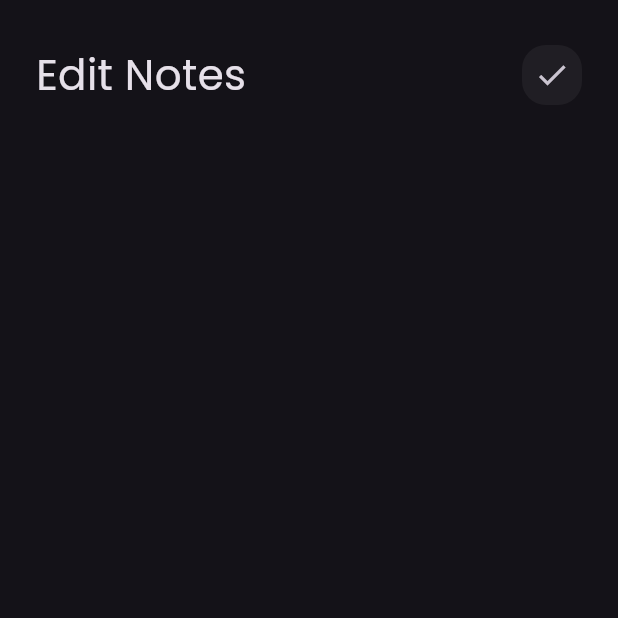
After one commit to Abdelrahman22aboshama/notes_app, a Flutter app: the screen it shows after launch, after a tap on "flutter tips", on a phone screen of 412 x 824 dp, the top half of it. The commit adds this screen. Run offline on Flutter 3.47's test engine with Material 3 defaults, Android fonts, the phone set to English and light mode, and no system bars.

Commit message:
edit notes view

```diff
--- a/lib/main.dart
+++ b/lib/main.dart
@@ -11,6 +11,7 @@ class NotesApp extends StatelessWidget {
   @override
   Widget build(BuildContext context) {
     return  MaterialApp(
+      debugShowCheckedModeBanner: false,
       theme: ThemeData(brightness: Brightness.dark,
       fontFamily: 'Poppins'),
       home: NotesView(),
--- /dev/null
+++ b/lib/views/edit_notes_view.dart
@@ -0,0 +1,14 @@
+import 'package:flutter/cupertino.dart';
+import 'package:flutter/material.dart';
+import 'package:notes_app/widgets/edit_notes_view_body.dart';
+
+class EditNotesView extends StatelessWidget {
+  const EditNotesView({super.key});
+
+  @override
+  Widget build(BuildContext context) {
+    return Scaffold(
+      body: EditNotesViewBody(),
+    );
+  }
+}
--- a/lib/widgets/custom_app_bar.dart
+++ b/lib/widgets/custom_app_bar.dart
@@ -1,16 +1,17 @@
 import 'package:flutter/cupertino.dart';
-import 'package:notes_app/widgets/custom_search_icon.dart';
+import 'package:notes_app/widgets/custom_icon.dart';
 
 class CustomAppBar extends StatelessWidget {
-  const CustomAppBar({super.key});
-
+  const CustomAppBar({super.key, required this.Title, required this.icon});
+final String Title ;
+final IconData icon ;
   @override
   Widget build(BuildContext context) {
-    return const Row(
+    return  Row(
       children: [
-        Text('Notes',style: TextStyle(fontSize: 28),),
+        Text(Title ,style: TextStyle(fontSize: 28),),
         Spacer(),
-        CustomSearchIcon(),
+        CustomIcon(icon: icon,),
       ],
     );
   }
--- a/lib/widgets/custom_search_icon.dart
+++ b/lib/widgets/custom_icon.dart
@@ -1,13 +1,16 @@
 import 'package:flutter/cupertino.dart';
 import 'package:flutter/material.dart';
 
-class CustomSearchIcon extends StatelessWidget {
-  const CustomSearchIcon({super.key});
-
+class CustomIcon extends StatelessWidget {
+  const CustomIcon({super.key, required this.icon});
+  final IconData icon ;
   @override
   Widget build(BuildContext context) {
     return Container(
-      child: Center(child: Icon(Icons.search)),
+      child: Center(child:
+       IconButton(onPressed:(){},
+       icon: Icon(icon),
+       )),
       decoration: BoxDecoration(
         borderRadius: BorderRadius.circular(16),
         color: Colors.white.withOpacity(0.05),
--- /dev/null
+++ b/lib/widgets/edit_notes_view_body.dart
@@ -0,0 +1,22 @@
+import 'package:flutter/cupertino.dart';
+import 'package:flutter/material.dart';
+import 'package:notes_app/widgets/custom_app_bar.dart';
+
+class EditNotesViewBody extends StatelessWidget {
+  const EditNotesViewBody({super.key});
+
+  @override
+  Widget build(BuildContext context) {
+    return const Padding(
+      padding:  EdgeInsets.symmetric(horizontal: 24),
+      child: Column(
+        children: [
+          SizedBox(height: 30,),
+          CustomAppBar(
+            Title: 'Edit Notes',
+            icon: Icons.check ,)
+        ],
+      ),
+    );
+  }
+}
--- a/lib/widgets/note_item.dart
+++ b/lib/widgets/note_item.dart
@@ -1,45 +1,62 @@
-import 'dart:math';
-
 import 'package:flutter/cupertino.dart';
 import 'package:flutter/material.dart';
+import 'package:notes_app/views/edit_notes_view.dart';
 
 class NoteItem extends StatelessWidget {
   const NoteItem({super.key});
 
   @override
   Widget build(BuildContext context) {
-    return
-    Container(
+    return GestureDetector(
+      onTap: () {
+        Navigator.push(
+          context,
+          MaterialPageRoute(
+            builder: (context) {
+              return EditNotesView();
+            },
+          ),
+        );
+      },
+      child: Container(
         decoration: BoxDecoration(
           borderRadius: BorderRadius.circular(16),
           color: Colors.amber,
         ),
-      child:  Padding(
-        padding: const EdgeInsets.only(top: 18 , bottom: 18, left: 18),
+        child: Padding(
+          padding: const EdgeInsets.only(top: 18, bottom: 18, left: 18),
           child: Column(
             crossAxisAlignment: CrossAxisAlignment.end,
             children: [
               ListTile(
-              trailing:
-              IconButton(onPressed:(){} , icon:const Icon(Icons.delete),color: Colors.black,iconSize: 25,),
-              title: const Text('flutter tips',style: TextStyle(
-                fontSize: 26,
-                color: Colors.black
-              ),),
+                trailing: IconButton(
+                  onPressed: () {},
+                  icon: const Icon(Icons.delete),
+                  color: Colors.black,
+                  iconSize: 25,
+                ),
+                title: const Text(
+                  'flutter tips',
+                  style: TextStyle(fontSize: 26, color: Colors.black),
+                ),
                 subtitle: Padding(
                   padding: const EdgeInsets.only(top: 24),
-                child: Text('build your career with aboshama',style: TextStyle(
-                  fontSize: 20,
-                  color: Colors.black.withOpacity(0.6)
-                ),),
+                  child: Text(
+                    'build your career with aboshama',
+                    style: TextStyle(
+                        fontSize: 20, color: Colors.black.withOpacity(0.6)),
                   ),
-
+                ),
               ),
               Padding(
                 padding: const EdgeInsets.only(right: 14),
-              child: Text('may,16,2002',style: TextStyle(color: Colors.black.withOpacity(0.6)),),
+                child: Text(
+                  'may,16,2002',
+                  style: TextStyle(color: Colors.black.withOpacity(0.6)),
+                ),
               )
             ],
+          ),
         ),
       ),
     );
--- a/lib/widgets/notes_view_body.dart
+++ b/lib/widgets/notes_view_body.dart
@@ -1,4 +1,5 @@
 import 'package:flutter/cupertino.dart';
+import 'package:flutter/material.dart';
 import 'package:notes_app/widgets/custom_app_bar.dart';
 import 'package:notes_app/widgets/notes_listview.dart';
 
@@ -7,12 +8,14 @@ class NotesViewBody extends StatelessWidget {
 
   @override
   Widget build(BuildContext context) {
-    return Padding(
+    return const Padding(
       padding: const EdgeInsets.symmetric(horizontal: 24),
       child: const Column(
         children: [
           SizedBox(height: 30,),
-          CustomAppBar(),
+          CustomAppBar(
+            Title: 'Notes',
+            icon: Icons.search,),
           Expanded(child: NotesListview())
 
         ],
```
Lines whose indentation alone changed are shown as unchanged.
